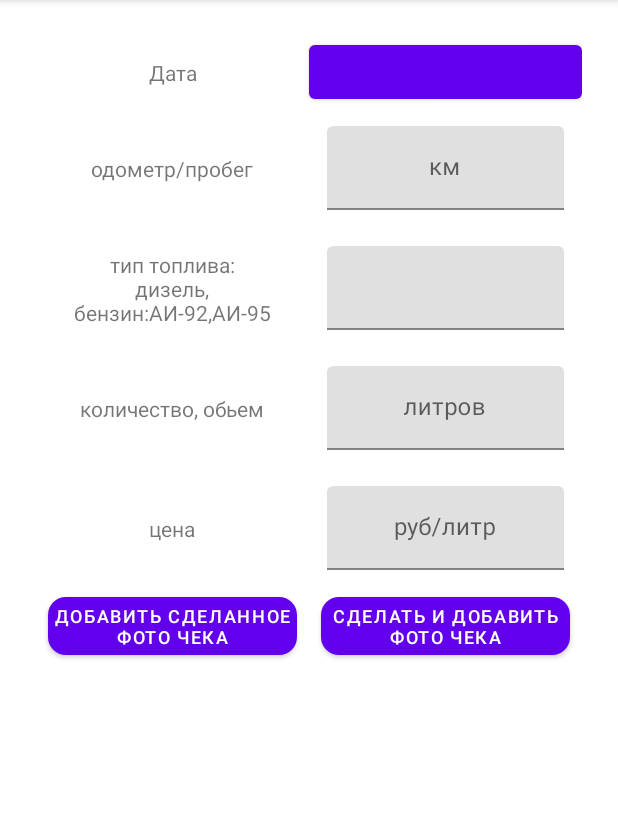
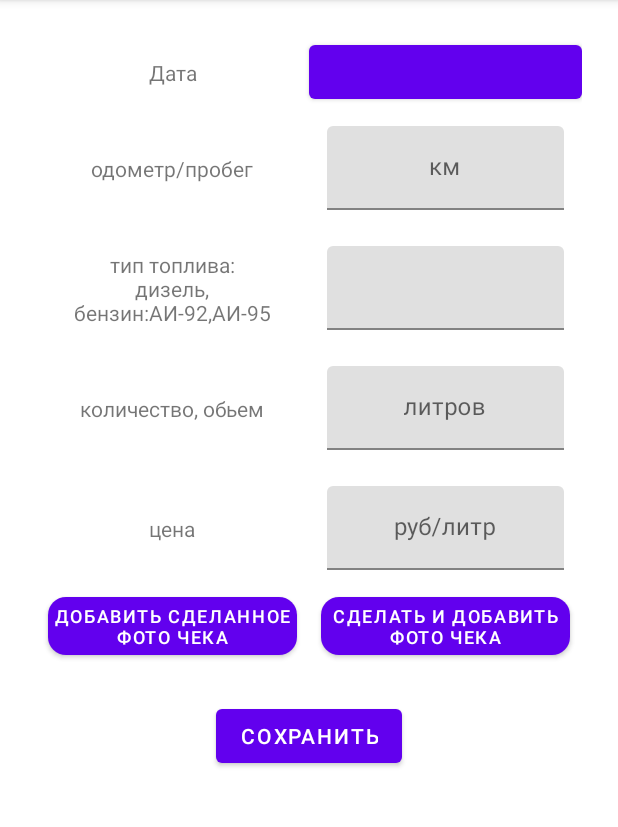
Before and after one commit to shjman/polygon, an Android app: the RefuelingFragment screen opened through its navigation route, on a phone screen of 412 x 824 dp, the part 84-911 px from its top. Run offline under Robolectric (Android 15) with nearby library versions, the phone set to English and light mode, and no system bars; our stand-ins replace Dagger/Hilt's generated code, Timber; libraries missing offline, so code that uses them is left out: by.kirich1409.viewbindingdelegate, reactivecircus.flowbinding.android; 3 statements that could not run were skipped.

Commit message:
add save button and set current time in dateValue

```diff
--- /dev/null
+++ b/app/src/main/java/com/shjman/polygon/common/Constants.kt
@@ -0,0 +1,5 @@
+package com.shjman.polygon.common
+
+object Constants {
+    const val SIMPLE_COMMON_DATE_FORMAT = "dd MMMM yyyy"
+}
--- a/app/src/main/java/com/shjman/polygon/ui/home/refueling/RefuelingFragment.kt
+++ b/app/src/main/java/com/shjman/polygon/ui/home/refueling/RefuelingFragment.kt
@@ -9,12 +9,15 @@ import androidx.lifecycle.lifecycleScope
 import androidx.navigation.fragment.findNavController
 import by.kirich1409.viewbindingdelegate.viewBinding
 import com.shjman.polygon.R
+import com.shjman.polygon.common.Constants.SIMPLE_COMMON_DATE_FORMAT
 import com.shjman.polygon.databinding.FragmentRefuelingBinding
 import kotlinx.coroutines.flow.catch
 import kotlinx.coroutines.flow.launchIn
 import kotlinx.coroutines.flow.onEach
 import reactivecircus.flowbinding.android.view.clicks
 import timber.log.Timber
+import java.time.ZonedDateTime
+import java.time.format.DateTimeFormatter
 
 class RefuelingFragment : Fragment(R.layout.fragment_refueling) {
 
@@ -27,6 +30,8 @@ class RefuelingFragment : Fragment(R.layout.fragment_refueling) {
         setFragmentResultListener(TAKE_PHOTO_REQUEST_KEY) { _, bundle ->
             bundle.getString(TAKEN_PHOTO_URI_BUNDLE_KEY)?.let { viewModel.photoTakenUri(it) }
         }
+
+        binding.dateValue.text = ZonedDateTime.now().format(DateTimeFormatter.ofPattern(SIMPLE_COMMON_DATE_FORMAT))
 
         binding.takeCheckPhoto.clicks()
             .onEach { findNavController().navigate(RefuelingFragmentDirections.fromRefuelingToCamera()) }
--- a/app/src/main/res/layout/fragment_refueling.xml
+++ b/app/src/main/res/layout/fragment_refueling.xml
@@ -1,5 +1,6 @@
 <?xml version="1.0" encoding="utf-8"?>
-<androidx.constraintlayout.widget.ConstraintLayout xmlns:android="http://schemas.android.com/apk/res/android"
+<androidx.constraintlayout.widget.ConstraintLayout
+    xmlns:android="http://schemas.android.com/apk/res/android"
     xmlns:app="http://schemas.android.com/apk/res-auto"
     xmlns:tools="http://schemas.android.com/tools"
     android:layout_width="match_parent"
@@ -191,4 +192,21 @@
         app:layout_constraintEnd_toEndOf="parent"
         app:layout_constraintStart_toEndOf="@id/photo_added_icon"
         app:layout_constraintTop_toBottomOf="@id/price_layout" />
+
+    <androidx.constraintlayout.widget.Barrier
+        android:id="@+id/below_check_data"
+        android:layout_width="wrap_content"
+        android:layout_height="wrap_content"
+        app:barrierDirection="bottom"
+        app:constraint_referenced_ids="add_completed_photo,photo_added_icon,take_check_photo" />
+
+    <com.google.android.material.button.MaterialButton
+        android:id="@+id/save_data"
+        android:layout_width="wrap_content"
+        android:layout_height="wrap_content"
+        android:layout_marginTop="@dimen/keyline5"
+        android:text="@string/refueling_save_data"
+        app:layout_constraintEnd_toEndOf="parent"
+        app:layout_constraintStart_toStartOf="parent"
+        app:layout_constraintTop_toBottomOf="@id/below_check_data" />
 </androidx.constraintlayout.widget.ConstraintLayout>
--- a/app/src/main/res/values/strings.xml
+++ b/app/src/main/res/values/strings.xml
@@ -18,5 +18,6 @@
     <string name="refueling_take_check_photo">сделать и добавить фото чека</string>
     <string name="refueling_take_new_check_photo">сделать другое фото чека</string>
     <string name="refueling_photo_added">фото чека\n добавлено</string>
+    <string name="refueling_save_data">сохранить</string>
 
 </resources>
```
